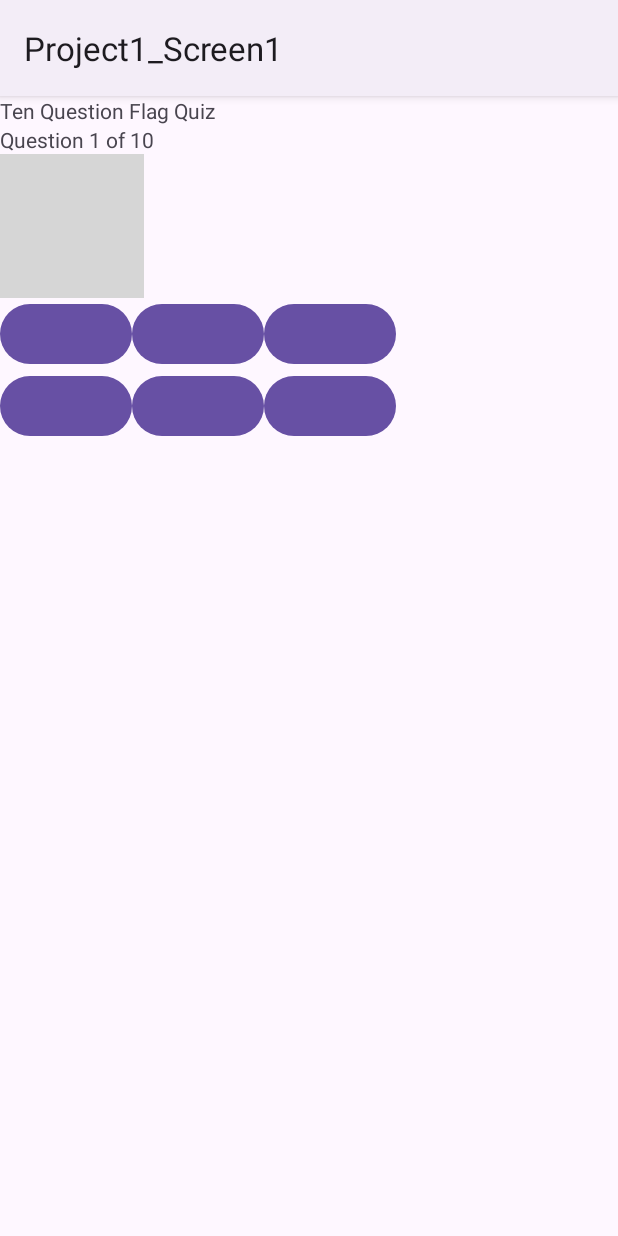
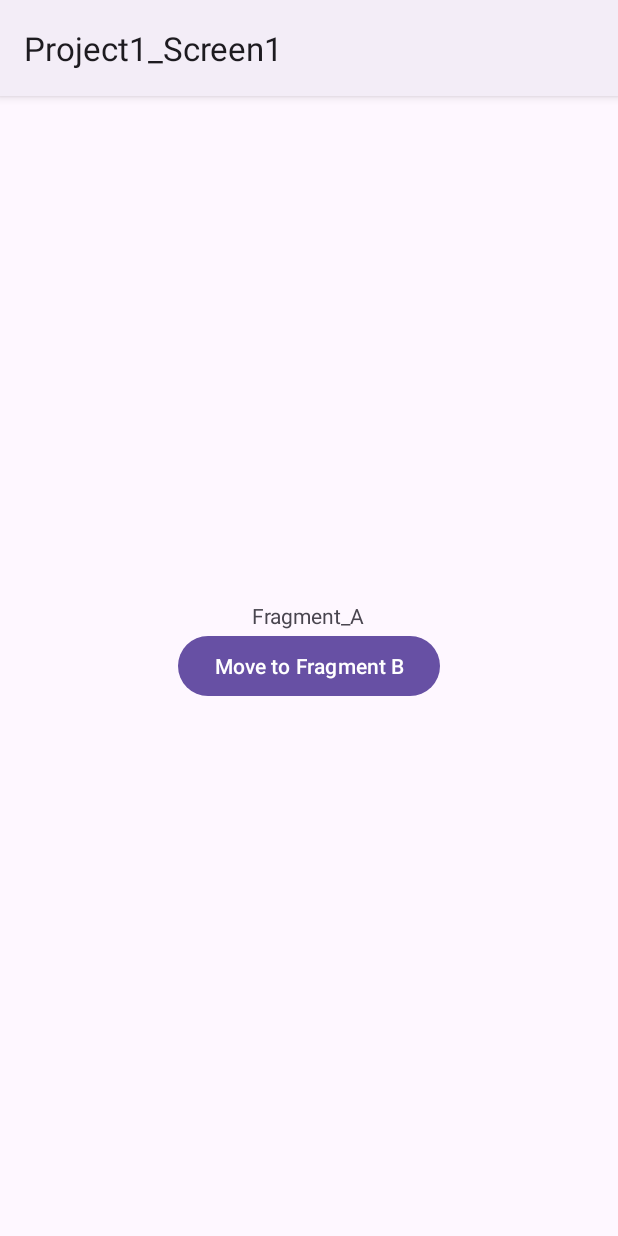
Before and after one commit to MinhHangwpi/CS528_Android_tutorials, an Android app: the screen it shows after launch (MainActivity), on a phone screen of 412 x 824 dp. Run offline under Robolectric (Android 15) with nearby library versions, the phone set to English and light mode, and no system bars; grey boxes are pictures that could not be loaded.

Commit message:
added example of using fragment navigation graph

```diff
--- a/app/src/main/java/com/example/project1_screen1/FragmentA.kt
+++ b/app/src/main/java/com/example/project1_screen1/FragmentA.kt
@@ -1,4 +1,51 @@
 package com.example.project1_screen1
 
-class FragmentA {
+import android.os.Bundle
+import android.view.LayoutInflater
+import android.view.View
+import android.view.ViewGroup
+import android.widget.Toast
+import androidx.fragment.app.Fragment
+import androidx.navigation.fragment.findNavController
+import com.example.project1_screen1.databinding.FragmentABinding
+
+class FragmentA : Fragment() {
+
+    private var _binding: FragmentABinding? = null // create a nullable backing property and changing binding property to become a computed property
+    private val binding
+        get() = checkNotNull(_binding){
+            "Cannot access binding because its null. Is the view visible?"
+        }
+    override fun onCreate(savedInstanceState: Bundle?){
+        super.onCreate(savedInstanceState)
+    }
+
+    override fun onCreateView(
+        inflater: LayoutInflater,
+        container: ViewGroup?,
+        savedInstanceState: Bundle?
+    ) : View? {
+
+        // Note: The fragment's view does not need to be added to the parent view immediately - the activity will handle adding the view later
+        _binding = FragmentABinding.inflate(layoutInflater, container, false)
+        return binding.root // ready to start wiring up the view
+    }
+
+    override fun onViewCreated(view: View, savedInstanceState: Bundle?){
+        super.onViewCreated(view, savedInstanceState)
+
+        binding.apply {
+            buttonA.setOnClickListener{
+               findNavController().navigate(
+                   R.id.fragmentB
+               )
+            }
+        }
+    }
+
+    override fun onDestroyView() {
+        super.onDestroyView();
+        _binding = null // clear binding reference to avoid memory leaks
+    }
+
 }
--- a/app/src/main/java/com/example/project1_screen1/MainActivity.kt
+++ b/app/src/main/java/com/example/project1_screen1/MainActivity.kt
@@ -2,10 +2,29 @@ package com.example.project1_screen1
 
 import androidx.appcompat.app.AppCompatActivity
 import android.os.Bundle
+import android.widget.Button
+import android.widget.Toast
+import androidx.fragment.app.Fragment
+import com.example.project1_screen1.databinding.ActivityMainBinding
 
 class MainActivity : AppCompatActivity() {
+
+    private var _binding: ActivityMainBinding? = null
+    private val binding
+            get() = checkNotNull(_binding){
+                "Cannot access binding because it is null"
+            }
     override fun onCreate(savedInstanceState: Bundle?) {
         super.onCreate(savedInstanceState)
-        setContentView(R.layout.activity_main)
+
+        _binding = ActivityMainBinding.inflate(layoutInflater)
+        setContentView(binding.root)
+
+    }
+
+
+    override fun onDestroy() {
+        super.onDestroy()
+        _binding = null
     }
 }
--- a/app/src/main/res/layout/activity_main.xml
+++ b/app/src/main/res/layout/activity_main.xml
@@ -7,46 +7,20 @@
     tools:context=".MainActivity"
     android:orientation="vertical">
 
-    <TextView
-        android:layout_width="wrap_content"
-        android:layout_height="wrap_content"
-        android:text="Ten Question Flag Quiz"
-        />
+<!--    <Button-->
+<!--        android:id="@+id/button1"-->
+<!--        android:layout_width="wrap_content"-->
+<!--        android:layout_height="wrap_content"-->
+<!--        android:layout_alignParentTop="true"-->
+<!--        android:text="Click Me!" />-->
 
-    <TextView
-        android:layout_width="wrap_content"
-        android:layout_height="wrap_content"
-        android:text="Question 1 of 10"
-        />
-
-    <ImageView
-        android:layout_height="wrap_content"
-        android:layout_width="wrap_content"
-        android:background="@drawable/nicaragua_flag"
-        />
-    <GridLayout
-        android:layout_width="wrap_content"
-        android:layout_height="wrap_content"
-        android:columnCount="3"
-        android:rowCount="2">
-        <Button>
-
-        </Button>
-        <Button>
-
-        </Button>
-        <Button>
-
-        </Button>
-        <Button>
-
-        </Button>
-        <Button>
-
-        </Button>
-        <Button>
-
-        </Button>
-
-    </GridLayout>
+    <androidx.fragment.app.FragmentContainerView xmlns:android="http://schemas.android.com/apk/res/android"
+        xmlns:tools="http://schemas.android.com/tools"
+        xmlns:app="http://schemas.android.com/apk/res-auto"
+        android:id="@+id/fragment_container"
+        android:name="androidx.navigation.fragment.NavHostFragment"
+        android:layout_width="match_parent"
+        android:layout_height="match_parent"
+        tools:context=".MainActivity"
+        app:navGraph="@navigation/nav_graph"/>
 </LinearLayout>
--- a/app/src/main/res/layout/fragment_a.xml
+++ b/app/src/main/res/layout/fragment_a.xml
@@ -1,6 +1,22 @@
 <?xml version="1.0" encoding="utf-8"?>
-<LinearLayout xmlns:android="http://schemas.android.com/apk/res/android"
+<RelativeLayout xmlns:android="http://schemas.android.com/apk/res/android"
     android:layout_width="match_parent"
-    android:layout_height="match_parent">
+    android:layout_height="match_parent"
+    android:orientation="vertical">
 
-</LinearLayout>
+    <TextView
+        android:layout_width="wrap_content"
+        android:layout_height="wrap_content"
+        android:layout_centerInParent="true"
+        android:text="Fragment_A"
+        android:layout_above="@id/button_a">
+    </TextView>
+
+    <Button
+        android:id="@+id/button_a"
+        android:layout_width="wrap_content"
+        android:layout_height="wrap_content"
+        android:layout_centerInParent="true"
+        android:text="Move to Fragment B" />
+
+</RelativeLayout>
--- /dev/null
+++ b/app/src/main/res/navigation/nav_graph.xml
@@ -0,0 +1,22 @@
+<?xml version="1.0" encoding="utf-8"?>
+<navigation xmlns:android="http://schemas.android.com/apk/res/android"
+    xmlns:app="http://schemas.android.com/apk/res-auto"
+    xmlns:tools="http://schemas.android.com/tools"
+    android:id="@+id/nav_graph.xml"
+    app:startDestination="@id/fragmentA">
+
+    <fragment
+        android:id="@+id/fragmentA"
+        android:name="com.example.project1_screen1.FragmentA"
+        android:label="FragmentA"
+        tools:layout="@layout/fragment_a">
+        <action
+            android:id="@+id/action_fragmentA_to_fragmentB"
+            app:destination="@id/fragmentB" />
+    </fragment>
+    <fragment
+        android:id="@+id/fragmentB"
+        android:name="com.example.project1_screen1.FragmentB"
+        android:label="FragmentB"
+        tools:layout="@layout/fragment_b"/>
+</navigation>
```
Also changed, not shown: app/build.gradle.kts (+9 -0 lines), app/src/main/java/com/example/project1_screen1/FragmentB.kt (+48 -1 lines), app/src/main/res/layout/fragment_b.xml (+19 -3 lines).
